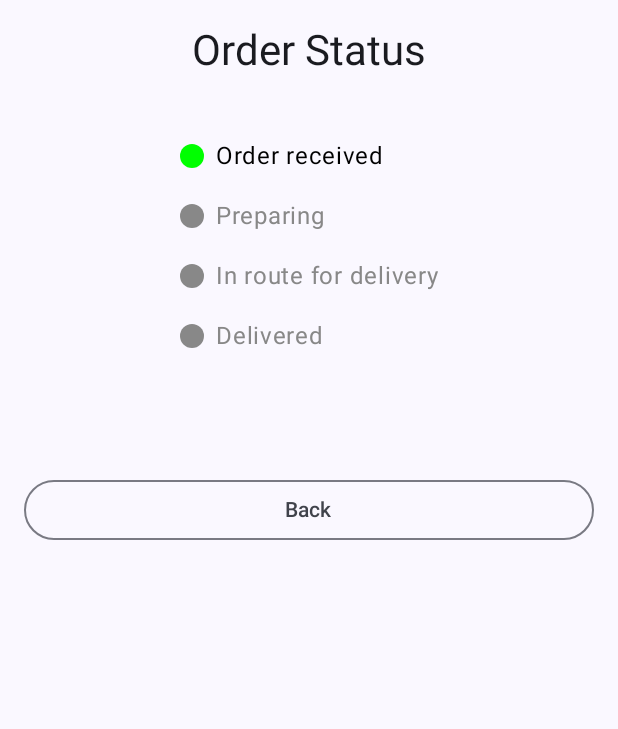
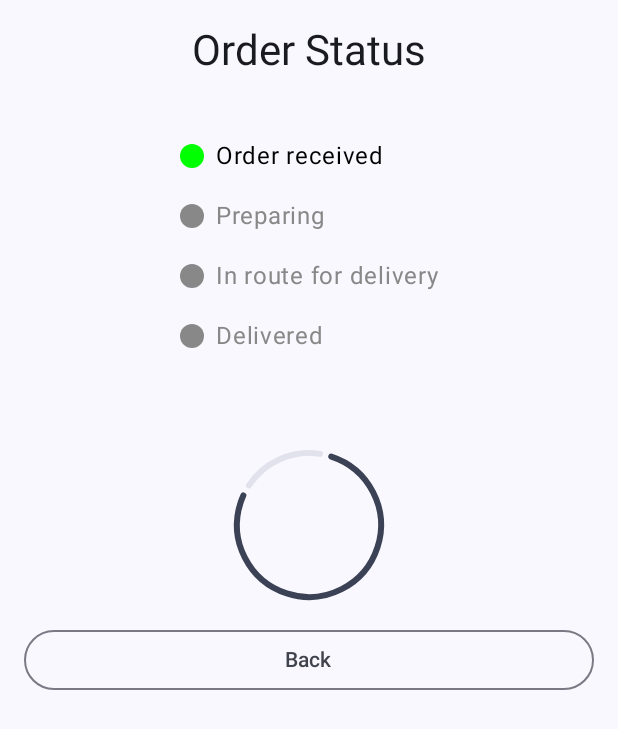
Before and after one commit to guisussel/brigadeirao-app, an Android app built with Jetpack Compose: the composable TrackOrderStatusScreen shown on its own in the app's theme, on a phone screen of 412 x 824 dp. Shown: the top 729 px of the screen. Run offline under Robolectric (Android 15) with nearby library versions, the phone set to English and light mode, and no system bars; our stand-ins replace Timber.

Commit message:
added progress indicator to track order status screen

```diff
--- a/app/src/main/java/com/sussel/brigadeirao/view/TrackOrderStatusScreen.kt
+++ b/app/src/main/java/com/sussel/brigadeirao/view/TrackOrderStatusScreen.kt
@@ -59,6 +59,22 @@ fun TrackOrderStatusScreen(
 
             Spacer(modifier = Modifier.height(32.dp))
         }
+        Column(
+            modifier = Modifier
+                .fillMaxWidth(),
+            verticalArrangement = Arrangement.spacedBy(8.dp),
+            horizontalAlignment = Alignment.CenterHorizontally
+        ) {
+            if (orderStatus.value != OrderStatus.DELIVERED) {
+                CircularProgressIndicator(
+                    modifier = Modifier
+                        .requiredSize(100.dp)
+                        .width(64.dp),
+                    color = MaterialTheme.colorScheme.secondary,
+                    trackColor = MaterialTheme.colorScheme.surfaceVariant
+                )
+            }
+        }
 
         Row(
             modifier = Modifier.padding(16.dp)
```
